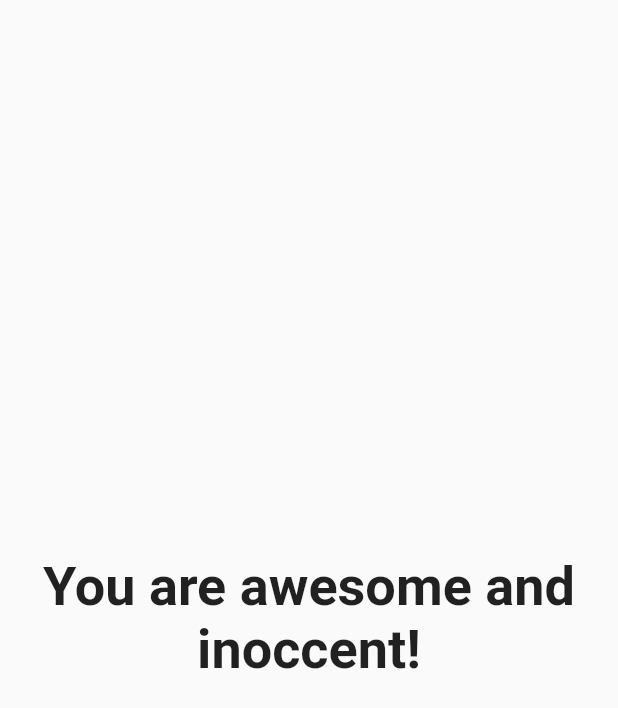
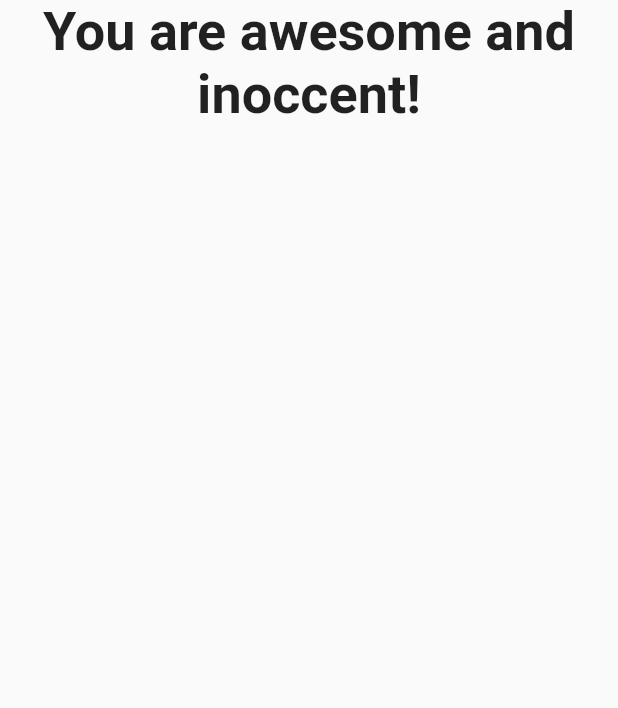
Before and after one commit to koooosuke/playground, a Flutter app: the Result widget shown alone on an empty page, opened directly with empty values, on a phone screen of 412 x 824 dp. Shown: the top 708 px of the screen. Run offline on Flutter 3.47's test engine with Material 2 defaults, Android fonts, the phone set to English and light mode, and no system bars.

Commit message:
add column to result widget

```diff
--- a/flutter_complete_guide/lib/result.dart
+++ b/flutter_complete_guide/lib/result.dart
@@ -22,13 +22,14 @@ class Result extends StatelessWidget {
   @override
   Widget build(BuildContext context) {
     return Center(
-      child: Text(
-        resultText,
-        style: TextStyle(
-          fontSize: 36,
-          fontWeight: FontWeight.bold,
-        ),
-        textAlign: TextAlign.center,
+      child: Column(
+        children: <Widget>[
+          Text(
+            resultText,
+            style: TextStyle( fontSize: 36, fontWeight: FontWeight.bold),
+            textAlign: TextAlign.center,
+          ),
+        ],
       ),
     );
   }
```
